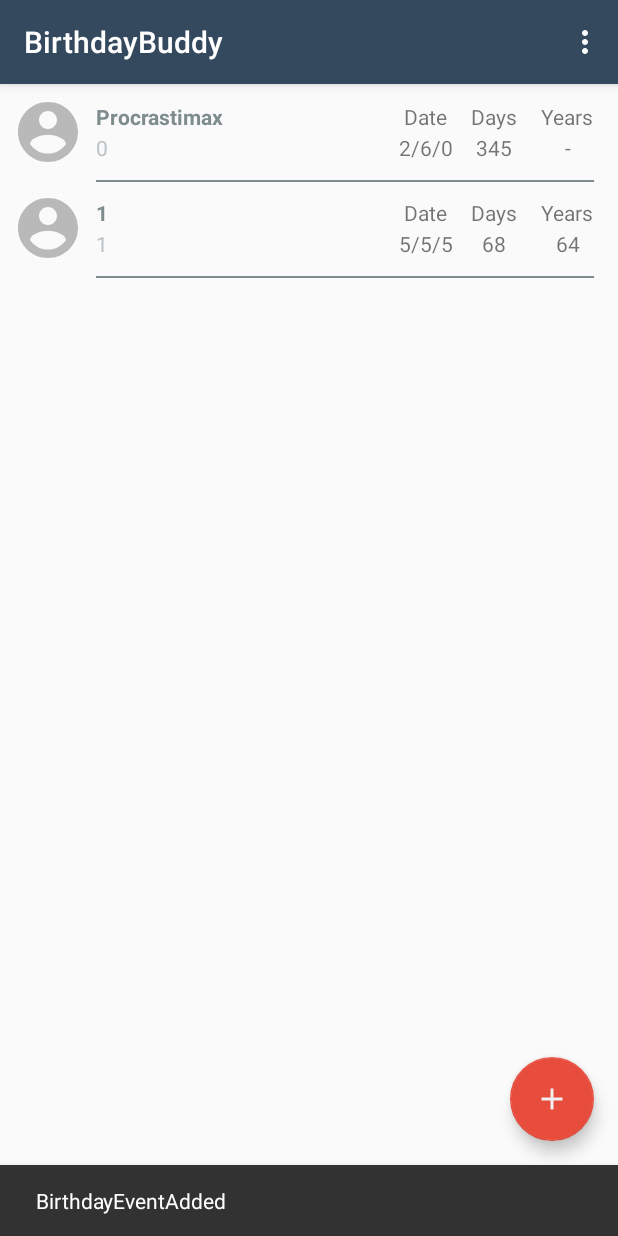
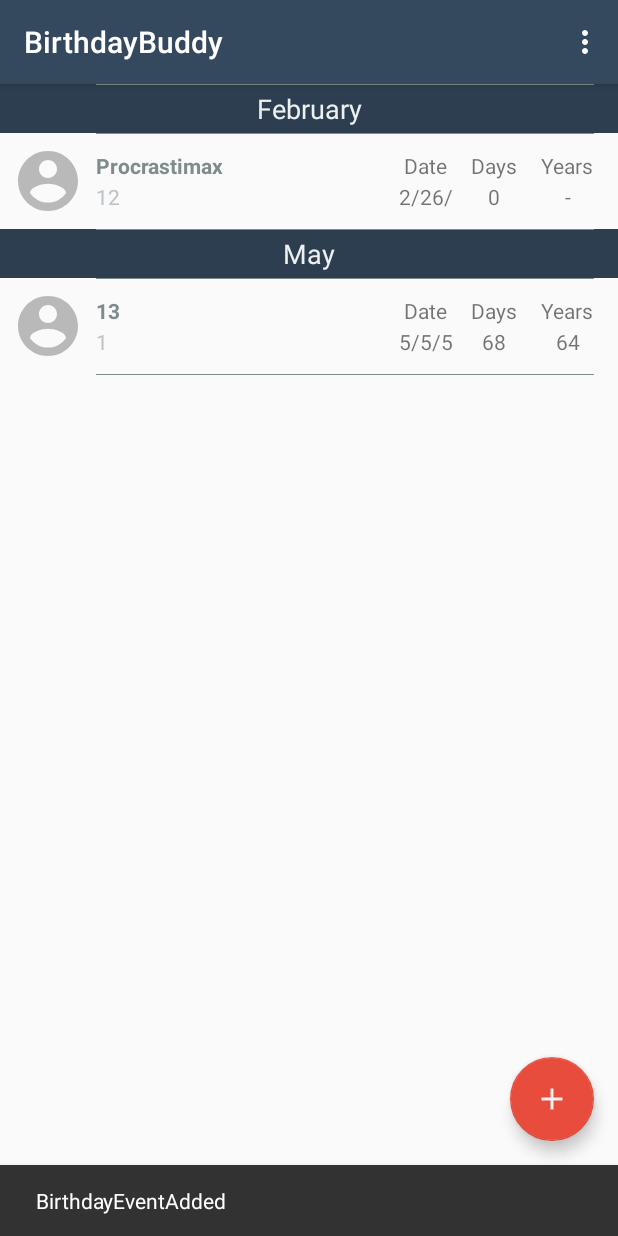
Before and after one commit to procrastimax/BirthdayBuddy, an Android app: the screen it shows after launch (MainActivity), after a tap on an icon or button, on a phone screen of 412 x 824 dp. Run offline under Robolectric (Android 15) with nearby library versions, the phone set to English and light mode, and no system bars; 3 statements that could not run were skipped.

Commit message:
[ADD] showing months between dates of different month

```diff
--- a/app/src/main/java/com/procrastimax/birthdaybuddy/MainActivity.kt
+++ b/app/src/main/java/com/procrastimax/birthdaybuddy/MainActivity.kt
@@ -8,13 +8,12 @@
 import android.support.v7.widget.RecyclerView
 import android.view.Menu
 import android.view.MenuItem
-import android.view.ViewDebug
+import com.procrastimax.birthdaybuddy.handler.EventHandler
 import com.procrastimax.birthdaybuddy.models.EventBirthday
 import com.procrastimax.birthdaybuddy.models.EventDay
-import com.procrastimax.birthdaybuddy.handler.EventHandler
+import com.procrastimax.birthdaybuddy.models.MonthDivider
 import com.procrastimax.birthdaybuddy.views.EventAdapter
 import com.procrastimax.birthdaybuddy.views.RecycleViewItemDivider
-
 import kotlinx.android.synthetic.main.activity_main.*
 import java.text.DateFormat
 import java.util.*
@@ -22,7 +21,8 @@
 /**
  *
  * TODO:
- *  - bug when localization is changed after first start of app
+ *  - bug when localization is changed after first start of app -> add possibility to change all encodings at app start when error occurs
+ *  - dont show last seperation character in list view
  */
 class MainActivity : AppCompatActivity() {
 
@@ -48,10 +48,20 @@
 
         EventHandler.addMap(EventDataIO.readAll())
 
+        println(EventHandler.event_list)
+
         if (isFirstStart()) {
+            val month_begin_date = Calendar.getInstance()
+            month_begin_date.set(Calendar.YEAR, 1)
+            month_begin_date.set(Calendar.DAY_OF_MONTH, 1)
+            for (i in 0 until 12) {
+                month_begin_date.set(Calendar.MONTH, i)
+                EventHandler.addEvent(MonthDivider(month_begin_date.time, getMonthFromIndex(i)), true)
+            }
+
             EventHandler.addEvent(
                 EventBirthday(
-                    EventDay.parseStringToDate("06.02.00", DateFormat.SHORT, Locale.GERMAN),
+                    EventDay.parseStringToDate("06.02.00", DateFormat.SHORT),
                     "Procrastimax",
                     EventHandler.getLastIndex().toString(),
                     false
@@ -73,11 +83,21 @@
         fab.setOnClickListener { view ->
             //directly write after adding
             EventHandler.generateRandomEventDates(1, true)
-            recyclerView.adapter!!.notifyItemInserted(EventHandler.getLastIndex())
+            recyclerView.adapter!!.notifyDataSetChanged()
 
             Snackbar.make(view, "BirthdayEventAdded", Snackbar.LENGTH_LONG)
                 .setAction("Action", null).show()
         }
+    }
+
+    /**
+     * getMonthFromIndex returns a month name specified in the string resources by an index
+     * starts at 0 with january
+     * @param index: Int
+     * @return String
+     */
+    private fun getMonthFromIndex(index: Int): String {
+        return resources.getStringArray(R.array.month_names)[index]
     }
 
     private fun isFirstStart(): Boolean {
@@ -107,7 +127,7 @@
     }
 
     companion object {
-        fun convertPxToDp(context: Context, dp : Float) : Float{
+        fun convertPxToDp(context: Context, dp: Float): Float {
             return dp * context.resources.displayMetrics.density
         }
     }
--- a/app/src/main/java/com/procrastimax/birthdaybuddy/handler/EventHandler.kt
+++ b/app/src/main/java/com/procrastimax/birthdaybuddy/handler/EventHandler.kt
@@ -15,7 +15,8 @@
  * THIS IS NOT AN ACTUAL EVENTHANDLER KNOWN FROM EVENT BASED PROGRAMMING
  */
 object EventHandler {
-    private var events: MutableMap<Int, EventDay> = emptyMap<Int, EventDay>().toMutableMap()
+    private var event_map: MutableMap<Int, EventDay> = emptyMap<Int, EventDay>().toMutableMap()
+    var event_list: List<EventDay> = emptyList()
 
     /**
      * addEvent adds a EventDay type to the map
@@ -27,31 +28,34 @@
 
     /**
      * addEvent adds a EventDay type to the map and has the possibility to write it to the shared prefernces after adding it
+     * this orders all events after the date automatically
+     * also updates the eventday list after every adding of a new event
      * @param event: EventDay
      * @param writeAfterAdd: Boolean
      */
     fun addEvent(event: EventDay, writeAfterAdd: Boolean) {
         //TODO: add event valdiation
-        if (!events.containsValue(event)) {
+        if (!event_map.containsValue(event)) {
             val last_key = getLastIndex()
 
-            events[last_key] = event
+            event_map[last_key] = event
 
             if (writeAfterAdd) {
                 EventDataIO.writeEventToFile(last_key, event)
             }
         } else {
             Log.d("EventHandler", "Event already in map when trying to add it")
-            val last_key = events.size
-            events[last_key] = event
+            event_map[getLastIndex()] = event
         }
+        event_list = getSortedListBy()
     }
 
     /**
      * addMap adds a map of <Int, EventDay> to this map
      */
-    fun addMap(events : Map<Int, EventDay>){
-        this.events.putAll(events)
+    fun addMap(events: Map<Int, EventDay>) {
+        this.event_map.putAll(events)
+        this.event_list = getSortedListBy()
     }
 
     /**
@@ -63,7 +67,7 @@
      */
     fun getKeyToValue(event: EventDay): Int {
         //TODO: this can be really slow
-        val entrySet = events.entries
+        val entrySet = event_map.entries
         entrySet.asIterable().forEach {
             if (it.value == event) {
                 return it.key
@@ -79,8 +83,8 @@
      * @return EventDay?
      */
     fun getValueToKey(key: Int): EventDay? {
-        if (events.contains(key)) {
-            return events[key]!!
+        if (event_map.contains(key)) {
+            return event_map[key]!!
         }
         return null
     }
@@ -92,8 +96,8 @@
      * @param event : EventDay
      */
     fun removeEventByEvent(event: EventDay) {
-        val entrySet = events.entries
-        events.remove(
+        val entrySet = event_map.entries
+        event_map.remove(
             getKeyToValue(
                 event
             )
@@ -106,14 +110,14 @@
      * @param key : Int
      */
     fun removeEventByKey(key: Int) {
-        events.remove(key)
+        event_map.remove(key)
     }
 
     /**
      * clearMap deletes all entries
      */
     fun clearMap() {
-        events.clear()
+        event_map.clear()
     }
 
     /**
@@ -123,7 +127,7 @@
      * @param event : EventDay
      */
     fun changeEventAt(key: Int, event: EventDay) {
-        events[key] = event
+        event_map[key] = event
     }
 
     /**
@@ -133,7 +137,7 @@
      * @return Boolean
      */
     fun containsValue(event: EventDay): Boolean {
-        return events.containsValue(event)
+        return event_map.containsValue(event)
     }
 
     /**
@@ -143,7 +147,7 @@
      * @return Boolean
      */
     fun containsKey(key: Int): Boolean {
-        return events.contains(key)
+        return event_map.contains(key)
     }
 
     /**
@@ -152,7 +156,7 @@
      * @return Map<Int, EventDay>
      */
     fun getEvents(): Map<Int, EventDay> {
-        return events
+        return event_map
     }
 
     /**
@@ -165,9 +169,9 @@
      * @return Int
      */
     fun getLastIndex(): Int {
-        return if (events.isEmpty()) {
+        return if (event_map.isEmpty()) {
             0
-        } else events.size
+        } else event_map.size
     }
 
     /**
@@ -176,7 +180,7 @@
      *
      * @param count : Int
      */
-    fun generateRandomEventDates(count: Int, writeAfterAdd : Boolean = false) {
+    fun generateRandomEventDates(count: Int, writeAfterAdd: Boolean = false) {
         for (i in 1..count) {
 
             val day: Int = (1..30).random()
@@ -195,7 +199,7 @@
             if (isYearGiven) {
                 event.note = (day + month + i).toString()
             }
-            addEvent(event, true)
+            addEvent(event, writeAfterAdd)
         }
     }
 
@@ -206,32 +210,11 @@
      * @param identifier : SortIdentifier
      * @return List<EventDay>
      */
-    fun getSortedValueListBy(identifier: SortIdentifier): List<EventDay> {
-        when (identifier) {
-            ///EventDay---------------------------------------
-            EventDay.Identifier.Date -> {
-                return this.events.values.toList().sortedBy { it.eventDate }
-            }
-            ///EventBirthday----------------------------------
-            EventBirthday.Identifier.Date -> {
-                return this.events.values.toList()
-                    .sortedWith(compareBy({ (it as EventBirthday).eventDate }, { (it as EventBirthday).forename }))
-            }
-            EventBirthday.Identifier.Forename -> {
-                return this.events.values.toList()
-                    .sortedWith(compareBy({ (it as EventBirthday).forename }, { (it as EventBirthday).eventDate }))
-            }
-            EventBirthday.Identifier.Surname -> {
-                return this.events.values.toList()
-                    .sortedWith(compareBy({ (it as EventBirthday).surname }, { (it as EventBirthday).eventDate }))
-            }
-            EventBirthday.Identifier.Note -> {
-                return this.events.values.toList()
-                    .sortedWith(compareBy({ (it as EventBirthday).note }, { (it as EventBirthday).eventDate }))
-            }
-            else -> {
-                return emptyList()
-            }
+    fun getSortedListBy(identifier: SortIdentifier = EventDay.Identifier.Date): List<EventDay> {
+        if (identifier == EventDay.Identifier.Date) {
+            return this.event_map.values.sorted().toList()
+        } else {
+            return emptyList()
         }
     }
 }
--- a/app/src/main/java/com/procrastimax/birthdaybuddy/models/EventBirthday.kt
+++ b/app/src/main/java/com/procrastimax/birthdaybuddy/models/EventBirthday.kt
@@ -98,10 +98,11 @@
 
     /**
      * getPrettyShortStringWithoutYear returns a localized date in very short format like 06.02 or 06/02
+     * TODO: dont do it this way, get default locale date seperation symbol
      * @param locale : Locale = Locale.getDefault()
      * @return String
      */
-    fun getPrettyShortStringWithoutYear(locale : Locale = Locale.getDefault()) : String{
+    fun getPrettyShortStringWithoutYear(locale: Locale = Locale.getDefault()): String {
         return this.dateToPrettyString(DateFormat.SHORT, locale).substring(0..4)
     }
 
--- a/app/src/main/java/com/procrastimax/birthdaybuddy/models/EventDay.kt
+++ b/app/src/main/java/com/procrastimax/birthdaybuddy/models/EventDay.kt
@@ -15,7 +15,39 @@
  * @param _eventDate The date of the event
  * @author Procrastimax
  */
-open class EventDay(private var _eventDate: Date) {
+open class EventDay(private var _eventDate: Date) : Comparable<EventDay> {
+
+    /**
+     * compareTo is the implementation of the comparable interface
+     * @param other : EventDay
+     * @return Int negative for if compares instance is less than, 0 for equal and positive value if compares instance is greater than this instance
+     */
+    override fun compareTo(other: EventDay): Int {
+        //TODO: add identifying for sorting
+
+        val cal_l = Calendar.getInstance()
+        cal_l.time = this.eventDate
+
+        val cal_r = Calendar.getInstance()
+        cal_r.time = other.eventDate
+
+        val days_of_year_l = cal_l.get(Calendar.DAY_OF_YEAR)
+        val days_of_year_r = cal_r.get(Calendar.DAY_OF_YEAR)
+
+        //if days of year less than days of year from other instace
+        if (days_of_year_l < days_of_year_r) return -1
+
+        //if days of years are equal, check year
+        else if (days_of_year_l == days_of_year_r) {
+            //if years of left instance is less than years of right, return negative value (-1)
+            if (cal_l.get(Calendar.YEAR) < cal_r.get(Calendar.YEAR)) {
+                return -1
+            } else if (cal_l.get(Calendar.YEAR) > cal_r.get(Calendar.YEAR)) {
+                return 1
+            } else return 0
+            //else the right value has to be smaller
+        } else return 1
+    }
 
     /**
      * Identifier is an identifier for sorting
@@ -88,6 +120,30 @@
         val dateInCurrentTimeContext = dateToCurrentTimeContext()
         val dayDiff = dateInCurrentTimeContext.time - EventDay.normalizeDate(Calendar.getInstance().time).time
         return (dayDiff / (1000 * 60 * 60 * 24)).toInt()
+    }
+
+    fun getYear(): Int {
+        val cal = Calendar.getInstance()
+        cal.time = this.eventDate
+        return cal.get(Calendar.YEAR)
+    }
+
+    fun getMonth(): Int {
+        val cal = Calendar.getInstance()
+        cal.time = this.eventDate
+        return cal.get(Calendar.MONTH)
+    }
+
+    fun getDayOfYear(): Int {
+        val cal = Calendar.getInstance()
+        cal.time = this.eventDate
+        return cal.get(Calendar.DAY_OF_YEAR)
+    }
+
+    fun getDayOfMonth(): Int {
+        val cal = Calendar.getInstance()
+        cal.time = this.eventDate
+        return cal.get(Calendar.DAY_OF_MONTH)
     }
 
     /**
--- /dev/null
+++ b/app/src/main/java/com/procrastimax/birthdaybuddy/models/MonthDivider.kt
@@ -0,0 +1,14 @@
+package com.procrastimax.birthdaybuddy.models
+
+import java.text.DateFormat
+import java.util.*
+
+class MonthDivider(date: Date, val month_name: String) : EventDay(date) {
+
+    override fun toString(): String {
+        return "MonthDivider|${EventDay.parseDateToString(
+            this.eventDate,
+            DateFormat.SHORT
+        )}|$month_name"
+    }
+}
--- a/app/src/main/java/com/procrastimax/birthdaybuddy/views/EventAdapter.kt
+++ b/app/src/main/java/com/procrastimax/birthdaybuddy/views/EventAdapter.kt
@@ -1,6 +1,5 @@
 package com.procrastimax.birthdaybuddy.views
 
-import android.app.Activity
 import android.content.Context
 import android.support.v7.widget.RecyclerView
 import android.view.LayoutInflater
@@ -10,58 +9,103 @@
 import com.procrastimax.birthdaybuddy.R
 import com.procrastimax.birthdaybuddy.handler.EventHandler
 import com.procrastimax.birthdaybuddy.models.EventBirthday
+import com.procrastimax.birthdaybuddy.models.MonthDivider
 import kotlinx.android.synthetic.main.birthday_event_item_view.view.*
-import java.text.DateFormat
+import kotlinx.android.synthetic.main.event_month_view_divider.view.*
 
-class EventAdapter(val context: Context) : RecyclerView.Adapter<EventAdapter.EventViewHolder>() {
+class EventAdapter(private val context: Context) :
+    RecyclerView.Adapter<RecyclerView.ViewHolder>() {
 
-    class EventViewHolder(itemView: View) : RecyclerView.ViewHolder(itemView) {
-        init {
+    class BirthdayEventViewHolder(itemView: View) : RecyclerView.ViewHolder(itemView) {
         val tv_forename: TextView = itemView.findViewById(R.id.tv_forename)
         val tv_surname: TextView = itemView.findViewById(R.id.tv_surname)
         val tv_date_value: TextView = itemView.findViewById(R.id.tv_birthday_date_value)
         val tv_days_until_value: TextView = itemView.findViewById(R.id.tv_days_until_value)
         val tv_years_since_value: TextView = itemView.findViewById(R.id.tv_years_since_value)
     }
+
+    class EventMonthDividerViewHolder(itemView: View) : RecyclerView.ViewHolder(itemView) {
+        //val tv_month_name: TextView = itemView.findViewById(R.id.tv_divider_description_month)
     }
 
-    override fun onCreateViewHolder(parent: ViewGroup, viewType: Int): EventAdapter.EventViewHolder {
+    /**
+     * getItemViewType overrides the standard function
+     * it defines the different viewholder types used for the recycler view
+     * 0 - month description divider
+     * 1 - birthday event viewholder
+     *
+     * @param position: Int
+     * @return Int
+     */
+    override fun getItemViewType(position: Int): Int {
+        if (EventHandler.event_list[position] is MonthDivider) {
+            if (EventHandler.event_list.size - 1 == position) {
+                return -1
+            }
+            if (EventHandler.event_list.size - 1 > position && EventHandler.event_list[position + 1] is MonthDivider) {
+                return -1
+            } else return 0
+        } else return 1
+    }
+
+    override fun onCreateViewHolder(parent: ViewGroup, viewType: Int): RecyclerView.ViewHolder {
         // create a new view
-        val item_view = LayoutInflater.from(parent.context).inflate(R.layout.birthday_event_item_view, parent, false)
-        return EventViewHolder(item_view)
+        when (viewType) {
+            0 -> {
+                val item_view =
+                    LayoutInflater.from(parent.context).inflate(R.layout.event_month_view_divider, parent, false)
+                return EventMonthDividerViewHolder(item_view)
+            }
+            1 -> {
+                val item_view =
+                    LayoutInflater.from(parent.context).inflate(R.layout.birthday_event_item_view, parent, false)
+                return BirthdayEventViewHolder(item_view)
+            }
+            else -> {
+                //Default is birthday event
+                val item_view = View(context)
+                return EventMonthDividerViewHolder(item_view)
+            }
+        }
     }
 
     // Replace the contents of a view (invoked by the layout manager)
-    override fun onBindViewHolder(holder: EventViewHolder, position: Int) {
-        // - get element from your dataset at this position
+    override fun onBindViewHolder(holder: RecyclerView.ViewHolder, position: Int) {
+        // - get element from dataset at this position
         // - replace the contents of the view with that element
 
-        //check if not null
-        if (EventHandler.getValueToKey(position) != null) {
+        when (holder.itemViewType) {
+            //EventMonthDividerViewHolder
+            0 -> {
+                holder.itemView.tv_divider_description_month.text =
+                    (EventHandler.event_list[position] as MonthDivider).month_name
+            }
+            //BirthdayEventViewHolder
+            1 -> {
                 //check if is birthday event and if the year is given
-            if (EventHandler.getValueToKey(position) is EventBirthday) {
+                if (EventHandler.event_list[position] is EventBirthday) {
                     //set date
                     holder.itemView.tv_birthday_date_value.text =
-                    (EventHandler.getValueToKey(position) as EventBirthday).getPrettyShortStringWithoutYear()
+                        (EventHandler.event_list[position] as EventBirthday).getPrettyShortStringWithoutYear()
 
                     //set days until
                     holder.itemView.tv_days_until_value.text =
-                    EventHandler.getValueToKey(position)!!.getDaysUntil().toString()
+                        EventHandler.event_list[position].getDaysUntil().toString()
 
                     //set years since, if specified
-                if ((EventHandler.getValueToKey(position) as EventBirthday).isYearGiven) {
+                    if ((EventHandler.event_list[position] as EventBirthday).isYearGiven) {
                         holder.itemView.tv_years_since_value.text =
-                        EventHandler.getValueToKey(position)!!.getYearsSince().toString()
+                            EventHandler.event_list[position].getYearsSince().toString()
                     } else {
-                    holder.itemView.tv_years_since_value.text =  context.getString(R.string.empty_value_field)
+                        holder.itemView.tv_years_since_value.text = context.getString(R.string.empty_value_field)
                     }
 
                     //set forename
-                holder.itemView.tv_forename.text = (EventHandler.getValueToKey(position) as EventBirthday).forename
+                    holder.itemView.tv_forename.text = (EventHandler.event_list[position] as EventBirthday).forename
 
                     //set surname
-                holder.itemView.tv_surname.text = (EventHandler.getValueToKey(position) as EventBirthday).surname
-
+                    holder.itemView.tv_surname.text = (EventHandler.event_list[position] as EventBirthday).surname
+                }
             }
         }
     }
--- a/app/src/main/res/drawable/horizontal_divider.xml
+++ b/app/src/main/res/drawable/horizontal_divider.xml
@@ -2,7 +2,6 @@
 <shape xmlns:android="http://schemas.android.com/apk/res/android"
        android:shape="rectangle">
     <size
-            android:width="1dp"
-            android:height="1dp"/>
+            android:height="0.75dp"/>
     <solid android:color="@color/darkGrey"/>
-F</shape>
+</shape>
--- /dev/null
+++ b/app/src/main/res/layout/event_month_view_divider.xml
@@ -0,0 +1,23 @@
+<?xml version="1.0" encoding="utf-8"?>
+<android.support.constraint.ConstraintLayout xmlns:android="http://schemas.android.com/apk/res/android"
+                                             xmlns:app="http://schemas.android.com/apk/res-auto"
+                                             android:layout_width="match_parent"
+                                             android:layout_height="wrap_content"
+                                             android:background="@color/colorPrimaryDark">
+
+    <TextView
+            android:text="January"
+            android:layout_width="wrap_content"
+            android:layout_height="wrap_content"
+            android:id="@+id/tv_divider_description_month"
+            android:layout_marginTop="4dp"
+            android:textSize="@dimen/larger_text_size"
+            app:layout_constraintTop_toTopOf="parent"
+            app:layout_constraintEnd_toEndOf="parent"
+            android:layout_marginEnd="8dp"
+            app:layout_constraintStart_toStartOf="parent"
+            android:layout_marginStart="8dp"
+            android:layout_marginBottom="4dp"
+            app:layout_constraintBottom_toBottomOf="parent"
+            android:textColor="@color/white"/>
+</android.support.constraint.ConstraintLayout>
--- a/app/src/main/res/values/colors.xml
+++ b/app/src/main/res/values/colors.xml
@@ -6,4 +6,5 @@
 
     <color name="brightGrey">#bdc3c7</color>
     <color name="darkGrey">#7f8c8d</color>
+    <color name="white">#ecf0f1</color>
 </resources>
--- a/app/src/main/res/values/dimens.xml
+++ b/app/src/main/res/values/dimens.xml
@@ -1,3 +1,8 @@
 <resources>
     <dimen name="fab_margin">16dp</dimen>
+
+    <dimen name="larg_text_size">24sp</dimen>
+    <dimen name="larger_text_size">18sp</dimen>
+    <dimen name="smaller_text_size">14sp</dimen>
+    <dimen name="small_text_size">10sp</dimen>
 </resources>
--- a/app/src/main/res/values/strings.xml
+++ b/app/src/main/res/values/strings.xml
@@ -7,4 +7,19 @@
     <string name="tv_years_since_title">Years</string>
     <string name="tv_date_title">Date</string>
     <string name="empty_value_field">-</string>
+
+    <string-array name="month_names">
+        <item>January</item>
+        <item>February</item>
+        <item>March</item>
+        <item>April</item>
+        <item>May</item>
+        <item>June</item>
+        <item>July</item>
+        <item>August</item>
+        <item>September</item>
+        <item>October</item>
+        <item>November</item>
+        <item>December</item>
+    </string-array>
 </resources>
```
Also changed, not shown: app/src/main/java/com/procrastimax/birthdaybuddy/EventDataIO.kt (+9 -1 lines), app/src/main/java/com/procrastimax/birthdaybuddy/views/RecycleViewItemDivider.kt (+3 -4 lines), 1 other file. Lines whose indentation alone changed are shown as unchanged.
